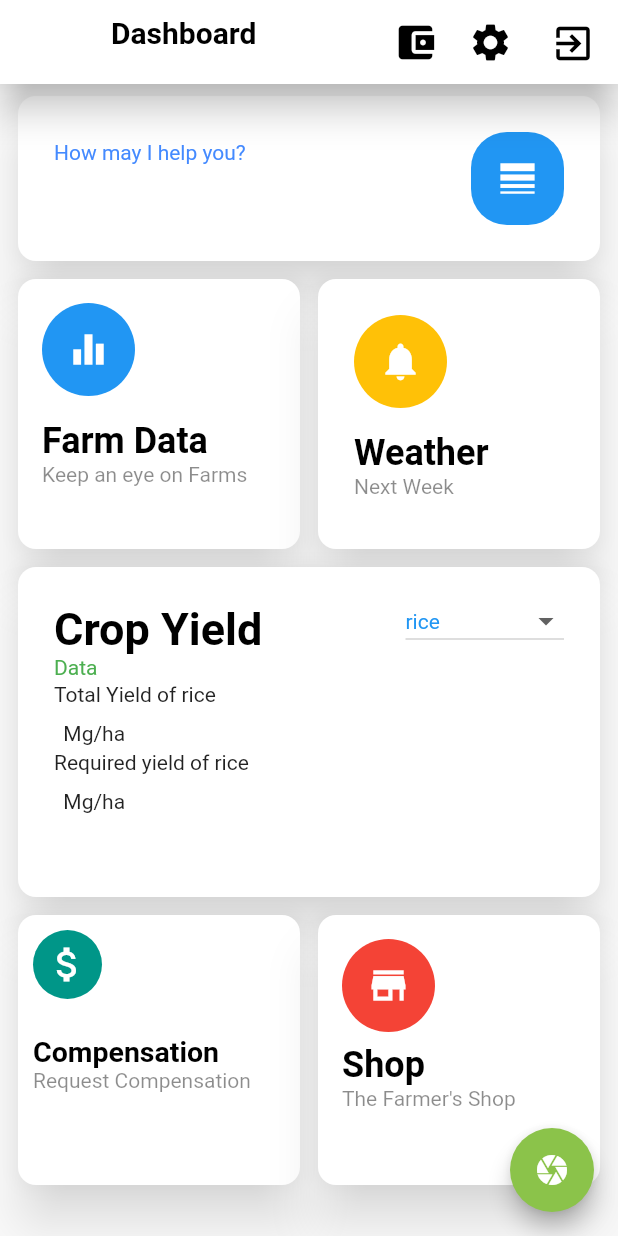
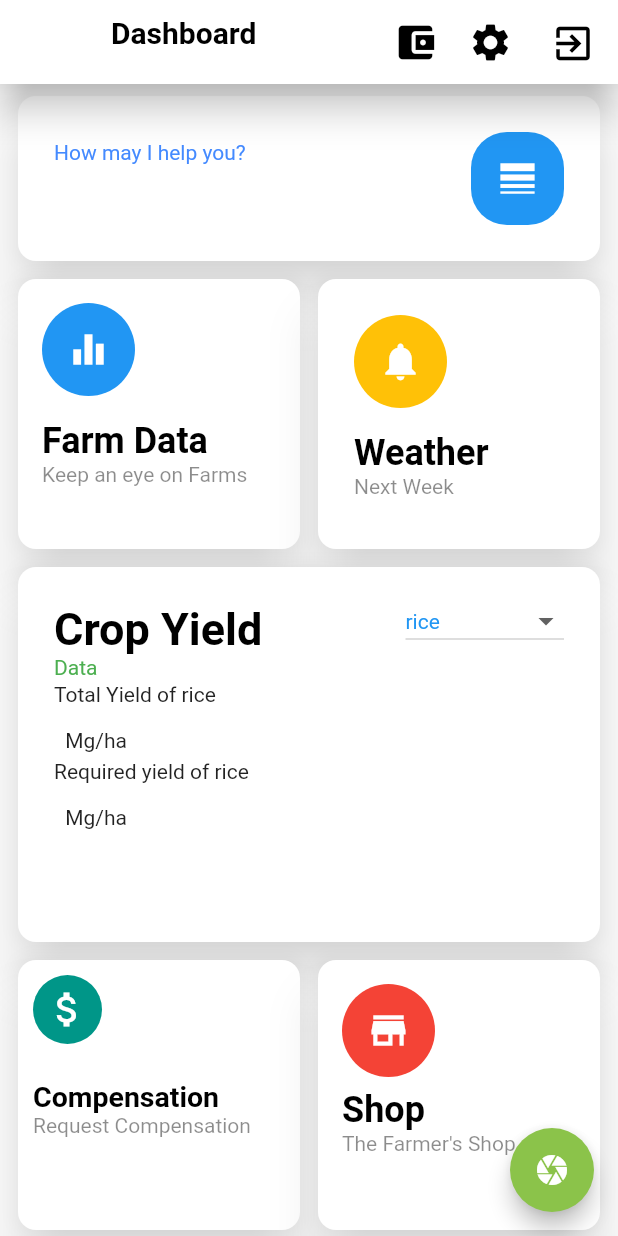
Before and after one commit to vish198910/UpajVirasat, a Flutter app: the MainPage screen opened directly with empty values, on a phone screen of 412 x 824 dp. Run offline on Flutter 3.47's test engine with Material 2 defaults, Android fonts, the phone set to English and light mode, and no system bars; our stand-ins replace carousel_slider, cloud_firestore, firebase_auth, firebase_storage, google_sign_in, image_picker and 2 more; accounts and stored records are empty.

```diff
--- a/lib/Screens/dashboard.dart
+++ b/lib/Screens/dashboard.dart
@@ -507,7 +507,7 @@ String reqYielda = " ";
                             Text(yielda,
                                 style: TextStyle(
                                   color: Colors.green[400],
-                                  fontSize: 25.0,
+                                  fontSize: 30.0,
                                   fontWeight: FontWeight.w700,
                                 )),
                             Text('Mg/ha')
@@ -525,7 +525,7 @@ String reqYielda = " ";
                             Text(reqYielda,
                                 style: TextStyle(
                                   color: Colors.green[400],
-                                  fontSize: 25.0,
+                                  fontSize: 30.0,
                                   fontWeight: FontWeight.w700,
                                 )),
                             Text('Mg/ha')
@@ -602,7 +602,7 @@ String reqYielda = " ";
           StaggeredTile.extent(2, 110.0),
           StaggeredTile.extent(1, 180.0),
           StaggeredTile.extent(1, 180.0),
-          StaggeredTile.extent(2, 220.0),
+          StaggeredTile.extent(2, 250.0),
           StaggeredTile.extent(1, 180.0),
           StaggeredTile.extent(1, 180.0),
         ],
```
